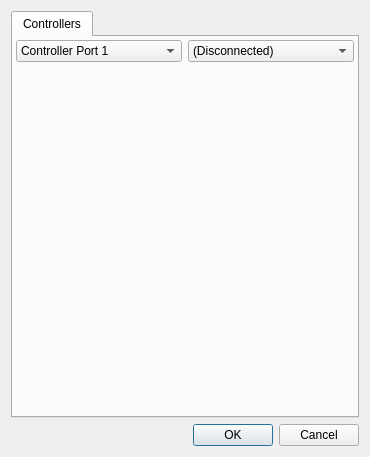
Before: the Qt Designer form emulatorprefsdialog.ui in christopherpow/nesicide, drawn with Qt 5.
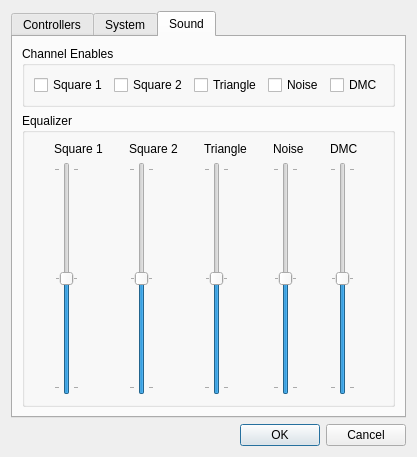
After: the same form once the commit is applied. Icons and pictures are not drawn. Custom widgets are drawn as their Qt base class.

Commit message: Finally, working Emulator Preferences dialog; applied to both main application and stand-alone emulator.  The controller key preferences set in one are set for the other, and the Emulator Preferences dialog is equivalent in both applications.

Diff of the .ui file:
```diff
--- a/emulatorprefsdialog.ui
+++ b/emulatorprefsdialog.ui
@@ -17,7 +17,7 @@
    <item>
     <widget class="QTabWidget" name="tabWidget">
      <property name="currentIndex">
-      <number>0</number>
+      <number>2</number>
      </property>
      <widget class="QWidget" name="controllers">
       <attribute name="title">
@@ -329,6 +329,224 @@
        </item>
       </layout>
      </widget>
+     <widget class="QWidget" name="system">
+      <attribute name="title">
+       <string>System</string>
+      </attribute>
+      <layout class="QFormLayout" name="formLayout">
+       <item row="0" column="0">
+        <widget class="QLabel" name="label_10">
+         <property name="text">
+          <string>TV Standard:</string>
+         </property>
+        </widget>
+       </item>
+       <item row="0" column="1">
+        <widget class="QComboBox" name="tvStandard">
+         <item>
+          <property name="text">
+           <string>NTSC</string>
+          </property>
+         </item>
+         <item>
+          <property name="text">
+           <string>PAL</string>
+          </property>
+         </item>
+        </widget>
+       </item>
+      </layout>
+     </widget>
+     <widget class="QWidget" name="sound">
+      <attribute name="title">
+       <string>Sound</string>
+      </attribute>
+      <layout class="QGridLayout" name="gridLayout_2">
+       <item row="0" column="0" colspan="2">
+        <widget class="QGroupBox" name="groupBox">
+         <property name="title">
+          <string>Channel Enables</string>
+         </property>
+         <layout class="QGridLayout" name="gridLayout_3">
+          <item row="0" column="0">
+           <widget class="QCheckBox" name="square1">
+            <property name="text">
+             <string>Square 1</string>
+            </property>
+           </widget>
+          </item>
+          <item row="0" column="1">
+           <widget class="QCheckBox" name="square2">
+            <property name="text">
+             <string>Square 2</string>
+            </property>
+           </widget>
+          </item>
+          <item row="0" column="2">
+           <widget class="QCheckBox" name="triangle">
+            <property name="text">
+             <string>Triangle</string>
+            </property>
+           </widget>
+          </item>
+          <item row="0" column="3">
+           <widget class="QCheckBox" name="noise">
+            <property name="text">
+             <string>Noise</string>
+            </property>
+           </widget>
+          </item>
+          <item row="0" column="4">
+           <widget class="QCheckBox" name="dmc">
+            <property name="text">
+             <string>DMC</string>
+            </property>
+           </widget>
+          </item>
+         </layout>
+        </widget>
+       </item>
+       <item row="1" column="0" colspan="2">
+        <widget class="QGroupBox" name="groupBox_2">
+         <property name="title">
+          <string>Equalizer</string>
+         </property>
+         <layout class="QGridLayout" name="gridLayout_4">
+          <item row="1" column="0">
+           <widget class="QSlider" name="square1Eq">
+            <property name="maximum">
+             <number>100</number>
+            </property>
+            <property name="sliderPosition">
+             <number>50</number>
+            </property>
+            <property name="orientation">
+             <enum>Qt::Vertical</enum>
+            </property>
+            <property name="tickPosition">
+             <enum>QSlider::TicksBothSides</enum>
+            </property>
+            <property name="tickInterval">
+             <number>50</number>
+            </property>
+           </widget>
+          </item>
+          <item row="1" column="1">
+           <widget class="QSlider" name="square2Eq">
+            <property name="maximum">
+             <number>100</number>
+            </property>
+            <property name="value">
+             <number>50</number>
+            </property>
+            <property name="orientation">
+             <enum>Qt::Vertical</enum>
+            </property>
+            <property name="tickPosition">
+             <enum>QSlider::TicksBothSides</enum>
+            </property>
+            <property name="tickInterval">
+             <number>50</number>
+            </property>
+           </widget>
+          </item>
+          <item row="1" column="2">
+           <widget class="QSlider" name="triangleEq">
+            <property name="maximum">
+             <number>100</number>
+            </property>
+            <property name="value">
+             <number>50</number>
+            </property>
+            <property name="orientation">
+             <enum>Qt::Vertical</enum>
+            </property>
+            <property name="tickPosition">
+             <enum>QSlider::TicksBothSides</enum>
+            </property>
+            <property name="tickInterval">
+             <number>50</number>
+            </property>
+           </widget>
+          </item>
+          <item row="1" column="3">
+           <widget class="QSlider" name="noiseEq">
+            <property name="maximum">
+             <number>100</number>
+            </property>
+            <property name="value">
+             <number>50</number>
+            </property>
+            <property name="orientation">
+             <enum>Qt::Vertical</enum>
+            </property>
+            <property name="tickPosition">
+             <enum>QSlider::TicksBothSides</enum>
+            </property>
+            <property name="tickInterval">
+             <number>50</number>
+            </property>
+           </widget>
+          </item>
+          <item row="1" column="4">
+           <widget class="QSlider" name="dmcEq">
+            <property name="maximum">
+             <number>100</number>
+            </property>
+            <property name="value">
+             <number>50</number>
+            </property>
+            <property name="orientation">
+             <enum>Qt::Vertical</enum>
+            </property>
+            <property name="tickPosition">
+             <enum>QSlider::TicksBothSides</enum>
+            </property>
+            <property name="tickInterval">
+             <number>50</number>
+            </property>
+           </widget>
+          </item>
+          <item row="0" column="0">
+           <widget class="QLabel" name="label_11">
+            <property name="text">
+             <string>Square 1</string>
+            </property>
+           </widget>
+          </item>
+          <item row="0" column="1">
+           <widget class="QLabel" name="label_12">
+            <property name="text">
+             <string>Square 2</string>
+            </property>
+           </widget>
+          </item>
+          <item row="0" column="2">
+           <widget class="QLabel" name="label_13">
+            <property name="text">
+             <string>Triangle</string>
+            </property>
+           </widget>
+          </item>
+          <item row="0" column="3">
+           <widget class="QLabel" name="label_14">
+            <property name="text">
+             <string>Noise</string>
+            </property>
+           </widget>
+          </item>
+          <item row="0" column="4">
+           <widget class="QLabel" name="label_15">
+            <property name="text">
+             <string>DMC</string>
+            </property>
+           </widget>
+          </item>
+         </layout>
+        </widget>
+       </item>
+      </layout>
+     </widget>
     </widget>
    </item>
    <item>
```
Left out of the diff: 2 changed lines with no effect on the pictures. The commit also changes 6 other files.
